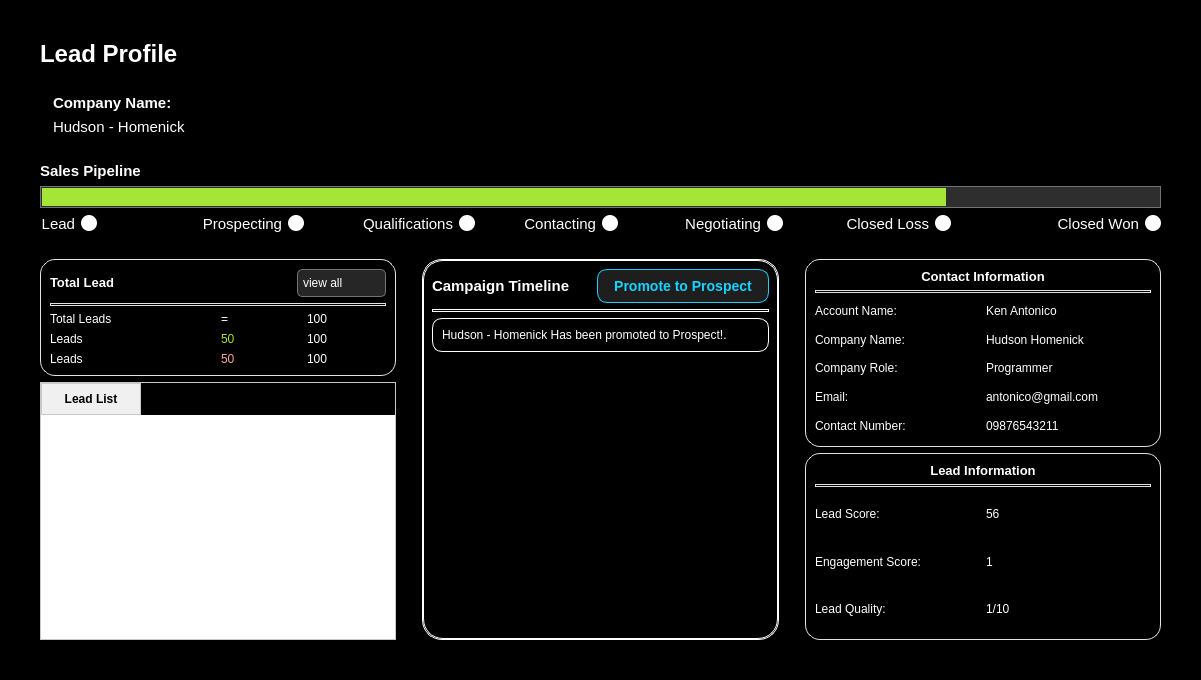
Before: the Qt Designer form CRM/views/ui/leads_profile.ui in ImGaby123/SalesOptimizer-CRM, drawn with Qt 5.
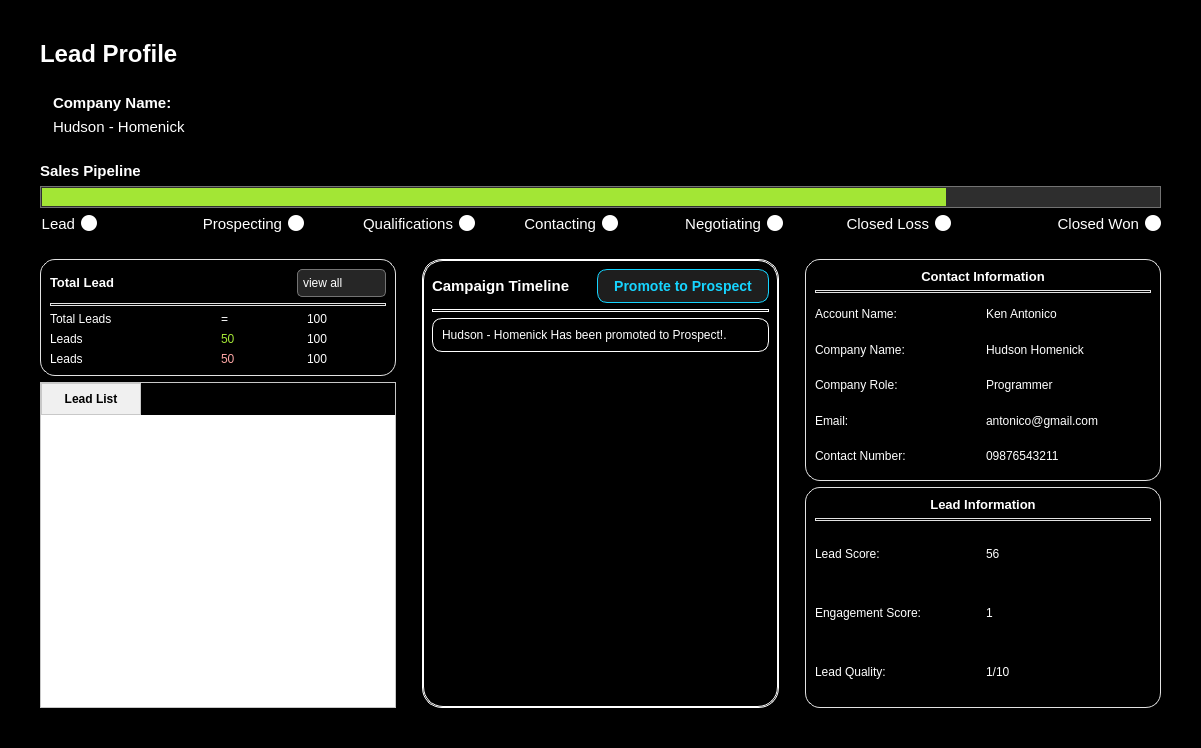
After: the same form once the commit is applied. Icons and pictures are not drawn.

Commit message: lead_profile.ui names assigned to objects; removed opportunities from sidebar; removed white theme option in combobox in settings.ui

What changed in the file:
```diff
--- a/CRM/views/ui/leads_profile.ui
+++ b/CRM/views/ui/leads_profile.ui
@@ -7,7 +7,7 @@
     <x>0</x>
     <y>0</y>
     <width>1201</width>
-    <height>680</height>
+    <height>748</height>
    </rect>
   </property>
   <property name="windowTitle">
@@ -883,10 +883,10 @@
                 <widget class="QWidget" name="scrollAreaWidgetContents">
                  <property name="geometry">
                   <rect>
-                   <x>-16</x>
+                   <x>0</x>
                    <y>0</y>
                    <width>406</width>
-                   <height>264</height>
+                   <height>332</height>
                   </rect>
                  </property>
                  <layout class="QVBoxLayout" name="verticalLayout_21">
```
Left out of the diff: 96 changed lines with no effect on the pictures. The commit also changes 7 other files.
